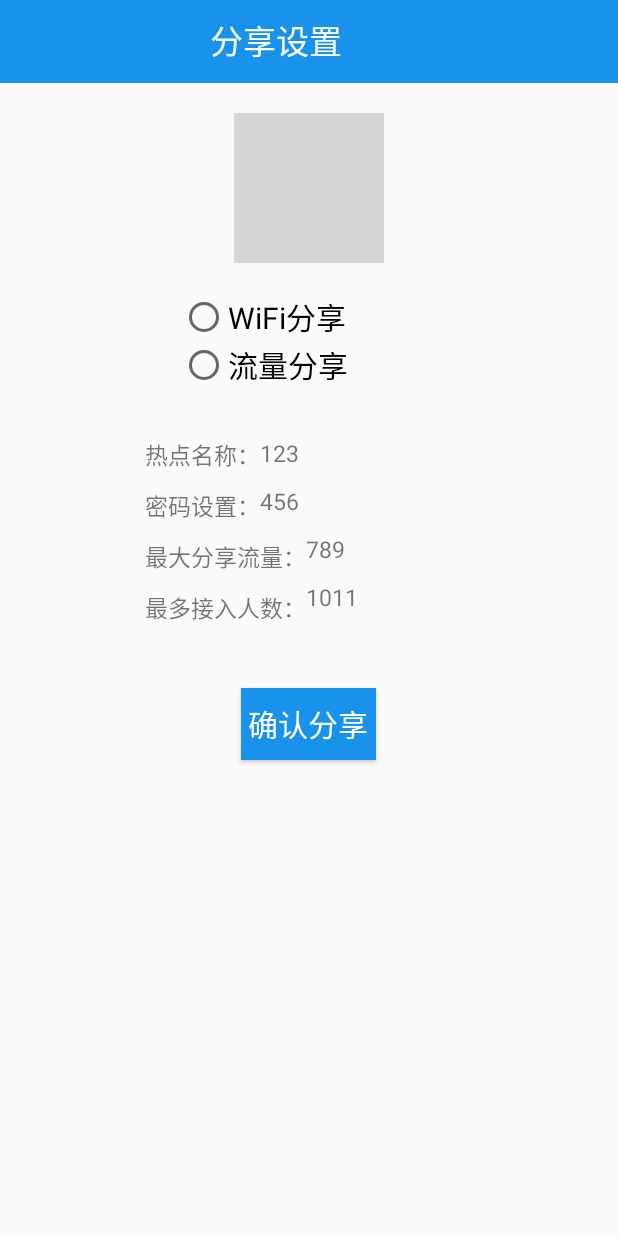
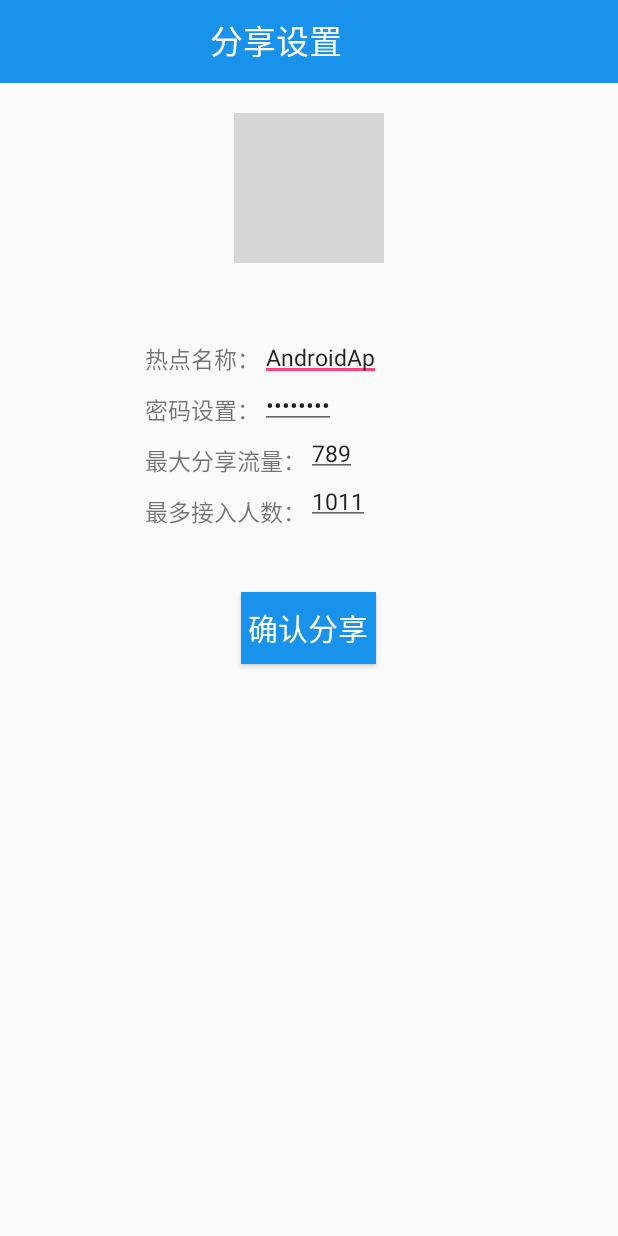
Before and after one commit to dwt0317/WiFiBao, an Android app: the layout set_share.xml on its own in the app's theme, with its tools: preview values and no code run, on a phone screen of 412 x 824 dp. Run offline under Robolectric (Android 15) with nearby library versions, the phone set to English and light mode, and no system bars; grey boxes are pictures that could not be loaded.

Commit message:
使用新的xml作为分享和关闭的布局 注释了一些代码 重命名一个xml sharehot 变为close_share 修改set_share, flow_share xml里面的控件名称 注释set_share一部分导致错误的控件

```diff
--- a/app/src/main/res/layout/flow_share.xml
+++ b/app/src/main/res/layout/flow_share.xml
@@ -61,7 +61,7 @@
             android:id="@+id/tv11"
             android:layout_toEndOf="@+id/tv1"
             android:layout_toRightOf="@+id/tv1"
-            android:text="123"
+            android:text="12MB"
             android:textSize="15dp"
             android:layout_marginTop="20sp"
             android:paddingTop="5sp"
@@ -84,7 +84,7 @@
             android:id="@+id/tv21"
             android:layout_toRightOf="@+id/tv2"
             android:layout_below="@+id/tv11"
-            android:text="456"
+            android:text="3"
             android:textSize="15dp"
             android:paddingTop="5sp"
             android:paddingBottom="5sp"/>
--- a/app/src/main/res/layout/set_share.xml
+++ b/app/src/main/res/layout/set_share.xml
@@ -15,6 +15,7 @@
         android:paddingTop="10dip"
         android:background="#1892eb"
         />
+
     <ImageView
         android:layout_width="100dp"
         android:layout_height="100dp"
@@ -23,30 +24,34 @@
         android:src="@mipmap/signal"
         android:background="#FFFFFF"
         />
+
     <RadioGroup
         android:id="@+id/share"
         android:layout_width="fill_parent"
         android:layout_height="wrap_content"
-        android:paddingLeft="120sp"
-        android:paddingTop="20dp">
+        android:paddingLeft="120dp"
+        android:paddingTop="20dp"
+        android:checkedButton="@+id/wifi">
+        <!--
         <RadioButton
             android:id="@+id/wifi"
             android:layout_width="fill_parent"
             android:layout_height="wrap_content"
             android:text="WiFi分享"
-            android:textSize="20dp"
-            android:layout_gravity="center"
-            />
+            android:textSize="20sp"
+            android:layout_gravity="center"/>
+
         <RadioButton
             android:id="@+id/cellular"
             android:layout_width="fill_parent"
             android:layout_height="wrap_content"
             android:text="流量分享"
-            android:textSize="20dp"
-            android:layout_gravity="center"/>
+            android:textSize="20sp"
+            android:layout_gravity="center" />
+         -->
+    </RadioGroup>
 
-    </RadioGroup>
-    <RelativeLayout xmlns:android="http://schemas.android.com/apk/res/android"
+    <RelativeLayout
         android:orientation="vertical"
         android:layout_width="fill_parent"
         android:layout_height="wrap_content"
@@ -54,90 +59,90 @@
         <TextView
             android:layout_width="wrap_content"
             android:layout_height="wrap_content"
-            android:id="@+id/textview1"
+            android:id="@+id/apname"
             android:text="热点名称："
-            android:textSize="15dp"
-            android:layout_marginTop="20sp"
-            android:paddingLeft="90sp"
-            android:paddingTop="5sp"
-            android:paddingBottom="5sp"/>
+            android:textSize="15sp"
+            android:layout_marginTop="20dp"
+            android:paddingLeft="90dp"
+            android:paddingTop="5dp"
+            android:paddingBottom="5dp"/>
+        <EditText
+            android:layout_width="wrap_content"
+            android:layout_height="wrap_content"
+            android:id="@+id/apnametext"
+            android:layout_toEndOf="@+id/apname"
+            android:layout_toRightOf="@+id/apname"
+            android:text="AndroidAp"
+
+            android:textSize="15sp"
+            android:layout_marginTop="20dp"
+            android:paddingTop="5dp"
+            android:paddingBottom="5dp"/>
         <TextView
             android:layout_width="wrap_content"
             android:layout_height="wrap_content"
-            android:id="@+id/textview11"
-            android:layout_toEndOf="@+id/textview1"
-            android:layout_toRightOf="@+id/textview1"
-            android:text="123"
-            android:editable="true"
-            android:textSize="15dp"
-            android:layout_marginTop="20sp"
-            android:paddingTop="5sp"
-            android:paddingBottom="5sp"/>
-        <TextView
+            android:id="@+id/password"
+            android:paddingLeft="90dp"
+            android:layout_below="@+id/apname"
+            android:paddingTop="5dp"
+            android:paddingBottom="5dp"
+            android:text="密码设置："
+            android:textSize="15sp" />
+        <EditText
             android:layout_width="wrap_content"
             android:layout_height="wrap_content"
-            android:id="@+id/textview2"
-            android:paddingLeft="90sp"
-            android:layout_below="@+id/textview1"
-            android:paddingTop="5sp"
-            android:paddingBottom="5sp"
-            android:text="密码设置："
-            android:textSize="15dp" />
-        <TextView
-            android:layout_width="wrap_content"
-            android:layout_height="wrap_content"
-            android:id="@+id/textview21"
-            android:layout_toRightOf="@+id/textview2"
-            android:layout_below="@+id/textview11"
-            android:editable="true"
-            android:text="456"
-            android:textSize="15dp"
-            android:paddingTop="5sp"
-            android:paddingBottom="5sp"/>
+            android:id="@+id/passwordtext"
+            android:layout_toRightOf="@+id/password"
+            android:layout_below="@+id/apnametext"
+            android:password="true"
+            android:text="12345678"
+            android:textSize="15sp"
+            android:paddingTop="5dp"
+            android:paddingBottom="5dp"/>
 
         <TextView
             android:layout_width="wrap_content"
             android:layout_height="wrap_content"
-            android:id="@+id/textview3"
-            android:paddingLeft="90sp"
-            android:layout_below="@+id/textview2"
-            android:paddingTop="5sp"
-            android:paddingBottom="5sp"
+            android:id="@+id/maxshare"
+            android:paddingLeft="90dp"
+            android:layout_below="@+id/password"
+            android:paddingTop="5dp"
+            android:paddingBottom="5dp"
             android:text="最大分享流量："
-            android:textSize="15dp" />
-        <TextView
+            android:textSize="15sp" />
+        <EditText
             android:layout_width="wrap_content"
             android:layout_height="wrap_content"
-            android:id="@+id/textview31"
-            android:layout_toRightOf="@+id/textview3"
-            android:layout_below="@+id/textview21"
-            android:editable="true"
+            android:id="@+id/maxsharetext"
+            android:layout_toRightOf="@+id/maxshare"
+            android:layout_below="@+id/passwordtext"
+
             android:text="789"
-            android:textSize="15dp"
-            android:paddingTop="5sp"
-            android:paddingBottom="5sp"/>
+            android:textSize="15sp"
+            android:paddingTop="5dp"
+            android:paddingBottom="5dp"/>
 
         <TextView
             android:layout_width="wrap_content"
             android:layout_height="wrap_content"
-            android:id="@+id/textview4"
-            android:paddingLeft="90sp"
-            android:layout_below="@+id/textview3"
-            android:paddingTop="5sp"
-            android:paddingBottom="5sp"
+            android:id="@+id/maxaccess"
+            android:paddingLeft="90dp"
+            android:layout_below="@+id/maxshare"
+            android:paddingTop="5dp"
+            android:paddingBottom="5dp"
             android:text="最多接入人数："
-            android:textSize="15dp" />
-        <TextView
+            android:textSize="15sp" />
+        <EditText
             android:layout_width="wrap_content"
             android:layout_height="wrap_content"
-            android:id="@+id/textview41"
-            android:layout_toRightOf="@+id/textview4"
-            android:layout_below="@+id/textview31"
-            android:editable="true"
+            android:id="@+id/maxaccesstext"
+            android:layout_toRightOf="@+id/maxaccess"
+            android:layout_below="@+id/maxsharetext"
+
             android:text="1011"
-            android:textSize="15dp"
-            android:paddingTop="5sp"
-            android:paddingBottom="5sp"/>
+            android:textSize="15sp"
+            android:paddingTop="5dp"
+            android:paddingBottom="5dp"/>
     </RelativeLayout>
 
 
@@ -152,7 +157,7 @@
         android:layout_marginTop="30dip"
         android:text="确认分享"
         android:textColor="#FFFFFF"
-        android:textSize="20dip"
+        android:textSize="20sp"
 
         />
 
```
Also changed, not shown: app/src/main/java/com/chinamobile/wifibao/activity/CloseApActivity.java (+7 -6 lines), app/src/main/java/com/chinamobile/wifibao/activity/ShareActivity.java (+6 -6 lines), app/src/main/res/layout/balance_share.xml (+19 -19 lines), app/src/main/res/layout/close_share.xml (renamed from app/src/main/res/layout/sharehot.xml). Lines whose indentation alone changed are shown as unchanged.
